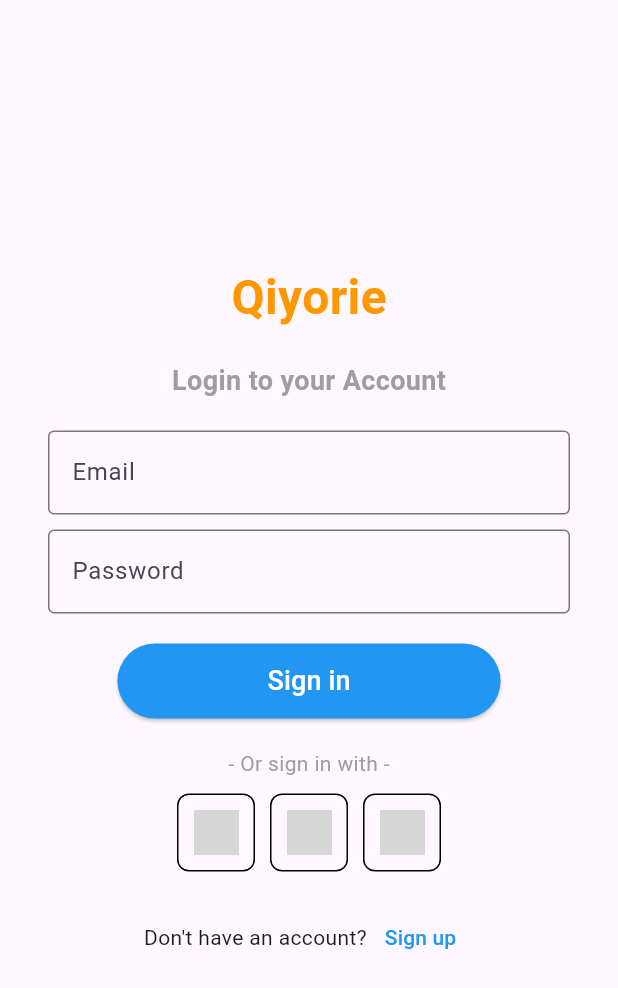
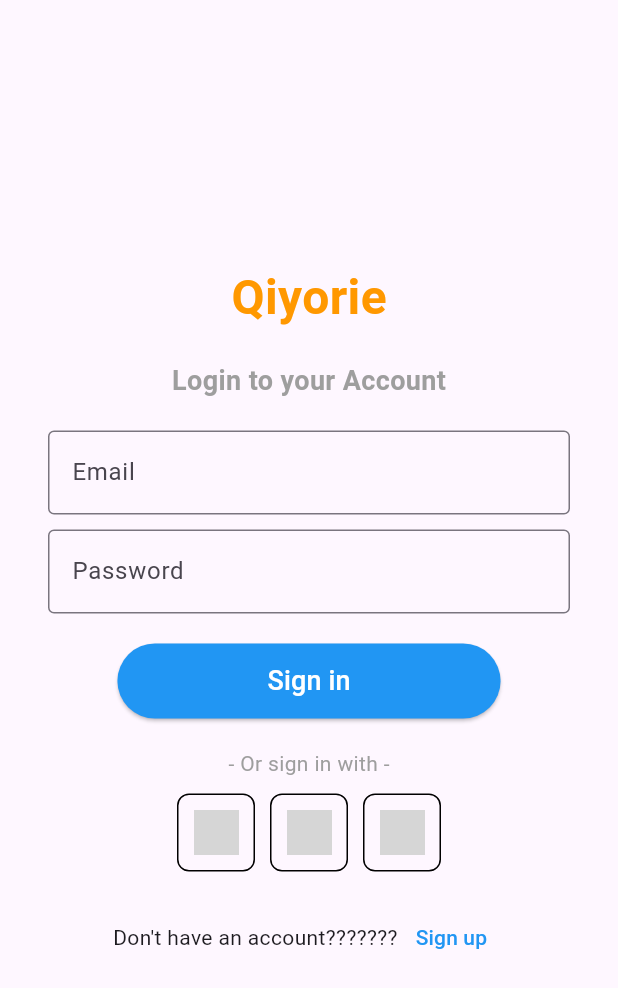
Before and after one commit to BooPassakorn/flutter_homework, a Flutter app: the screen it shows after launch, on a phone screen of 412 x 824 dp. Shown: the top 988 px of the screen. Run offline on Flutter 3.47's test engine with Material 3 defaults, Android fonts, the phone set to English and light mode, and no system bars; grey boxes are pictures that could not be loaded.

Commit message:
and ??? in login

```diff
--- a/lib/src/pages/login_page.dart
+++ b/lib/src/pages/login_page.dart
@@ -69,7 +69,7 @@ class LoginPage extends StatelessWidget {
               Row(
                 mainAxisAlignment: MainAxisAlignment.center,
                 children: [
-                  Text("Don't have an account?"),
+                  Text("Don't have an account???????"),
                   TextButton(
                     onPressed: () {},
                     child: Text("Sign up", style: TextStyle(color: Colors.blue)),
```
